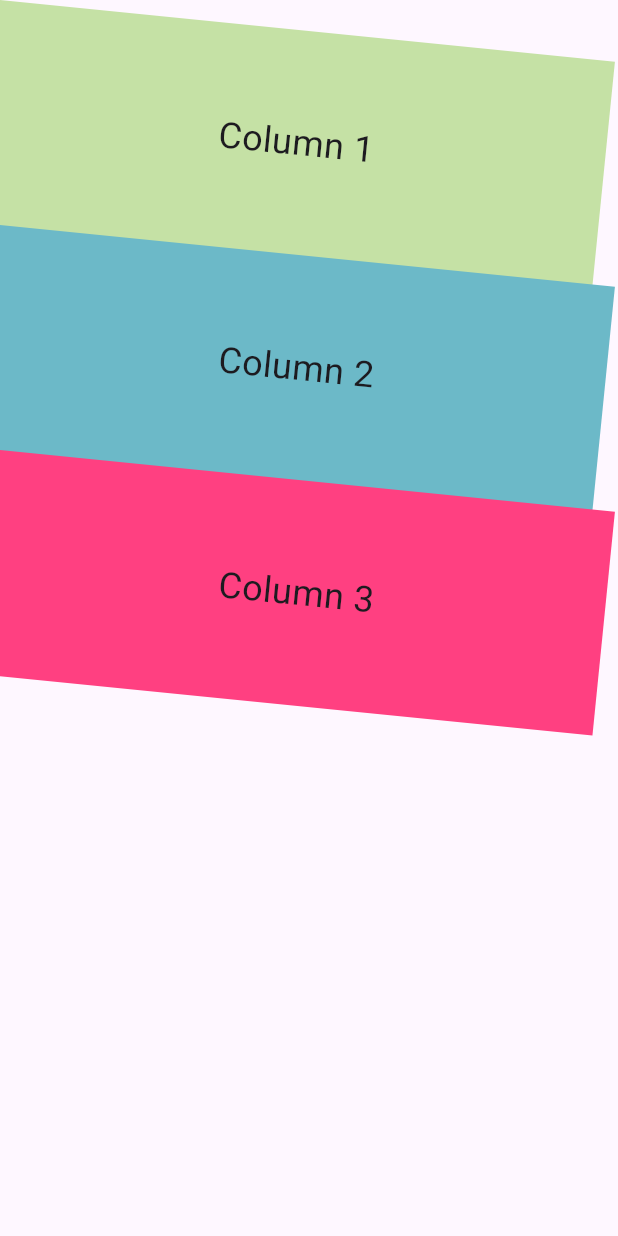
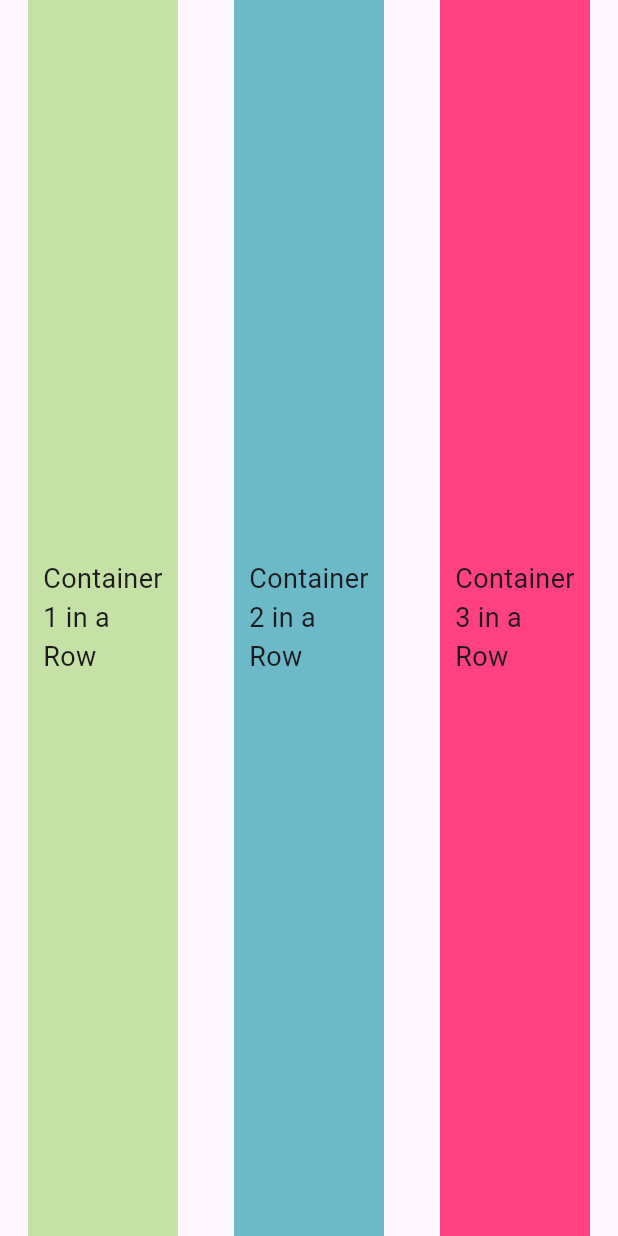
Before and after one commit to shivamsingh76/secondly, a Flutter app: the screen it shows after launch, on a phone screen of 412 x 824 dp. Run offline on Flutter 3.47's test engine with Material 3 defaults, Android fonts, the phone set to English and light mode, and no system bars.

Commit message:
The Row Widget in Flutter

```diff
--- a/lib/main.dart
+++ b/lib/main.dart
@@ -16,52 +16,52 @@ class MyWidget extends StatelessWidget {
         //   backgroundColor: const Color.fromARGB(255, 199, 67, 85),
         // ),
         body: SafeArea(
-          child: Column(
-            // mainAxisAlignment: MainAxisAlignment.spaceEvenly,
+          child: Row(
+            mainAxisAlignment: MainAxisAlignment.spaceAround,
             crossAxisAlignment: CrossAxisAlignment.stretch,
             children: [
-              Container(
-                width: double.infinity,
-                // height: 50.0,
-                // color: Colors.amber,
-              ),
+              // Container(
+              //   width: double.infinity,
+              //   // height: 50.0,
+              //   // color: Colors.amber,
+              // ),
               Container(
               color: Colors.lightGreen[200],
-              width: 150.0,
+              width: 100.0,
               height: 150.0,
-              padding: const EdgeInsets.all(20.0),
+              padding: const EdgeInsets.all(10.0),
               alignment: Alignment.center,
               // margin: const EdgeInsets.all(100.0),
-              transform: Matrix4.rotationZ(0.1),
+              // transform: Matrix4.rotationZ(0.1),
               child: Text(
-                'Column 1',
-                style: TextStyle(fontSize: 24),
+                'Container 1 in a Row',
+                style: TextStyle(fontSize: 18),
               ),
             ),
             Container(
               color: const Color.fromARGB(255, 108, 185, 200),
-              width: 150.0,
+              width: 100.0,
               height: 150.0,
-              padding: const EdgeInsets.all(20.0),
+              padding: const EdgeInsets.all(10.0),
               alignment: Alignment.center,
               // margin: const EdgeInsets.all(100.0),
-              transform: Matrix4.rotationZ(0.1),
+              // transform: Matrix4.rotationZ(0.1),
               child: Text(
-                'Column 2',
-                style: TextStyle(fontSize: 24),
+                'Container 2 in a Row',
+                style: TextStyle(fontSize: 18),
               ),
             ),
             Container(
               color: Colors.pinkAccent[200],
-              width: 150.0,
+              width: 100.0,
               height: 150.0,
-              padding: const EdgeInsets.all(20.0),
+              padding: const EdgeInsets.all(10.0),
               alignment: Alignment.center,
               // margin: const EdgeInsets.all(100.0),
-              transform: Matrix4.rotationZ(0.1),
+              // transform: Matrix4.rotationZ(0.1),
               child: Text(
-                'Column 3',
-                style: TextStyle(fontSize: 24),
+                'Container 3 in a Row',
+                style: TextStyle(fontSize: 18),
               ),
             ),
           ],
```
